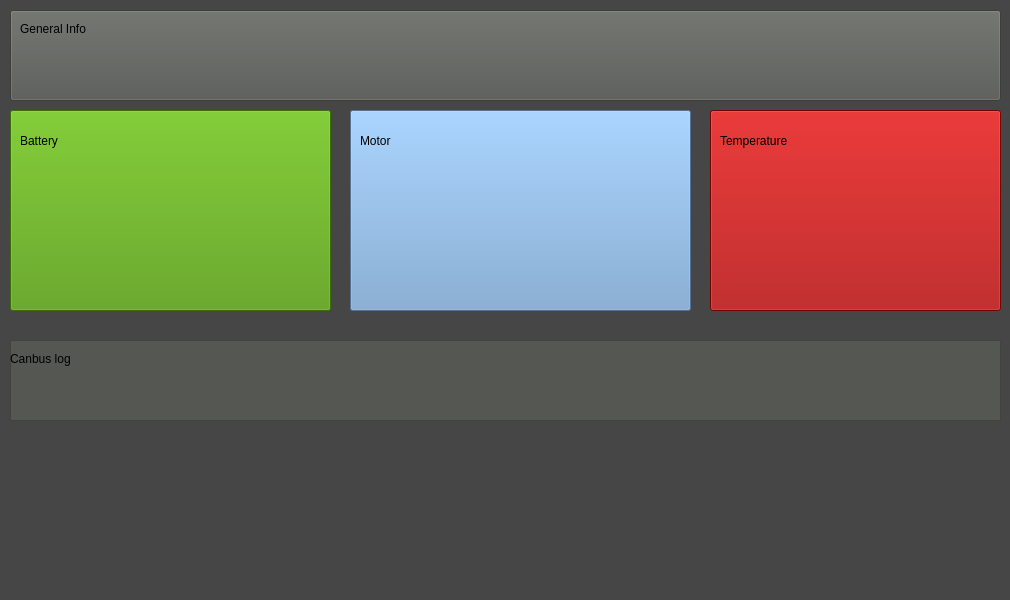
Before: the Qt Designer form apps/hpowerscreenV1/mainwindow.ui in GiovanniRaseraF/santoka_qt, drawn with Qt 5.
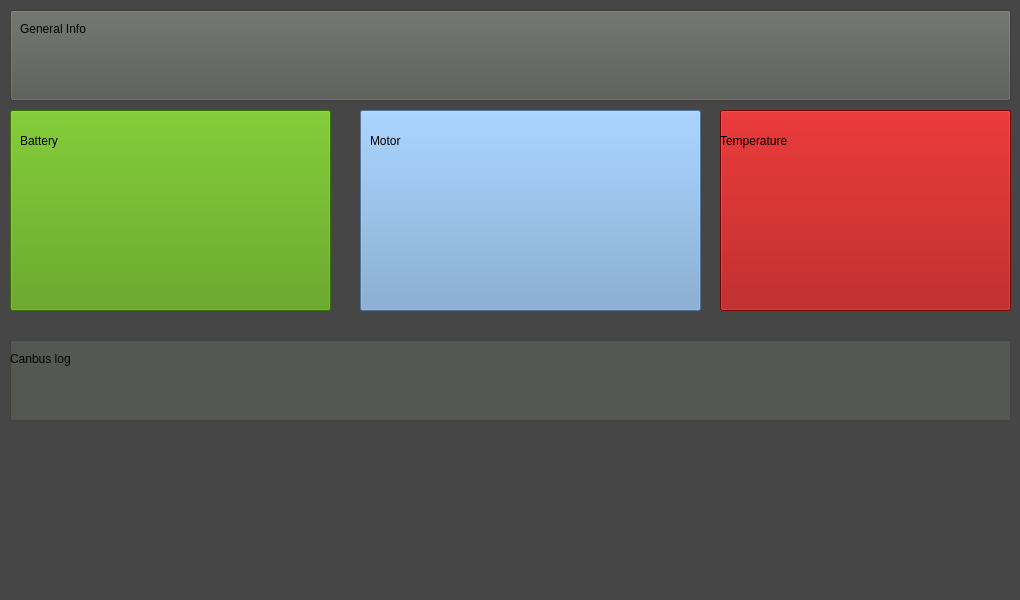
After: the same form once the commit is applied. Icons and pictures are not drawn.

The edit to the form file:
```diff
--- a/apps/hpowerscreenV1/mainwindow.ui
+++ b/apps/hpowerscreenV1/mainwindow.ui
@@ -6,7 +6,7 @@
    <rect>
     <x>0</x>
     <y>0</y>
-    <width>1010</width>
+    <width>1020</width>
     <height>600</height>
    </rect>
   </property>
@@ -50,7 +50,7 @@
    <widget class="QPushButton" name="pb_motor">
     <property name="geometry">
      <rect>
-      <x>350</x>
+      <x>360</x>
       <y>110</y>
       <width>341</width>
       <height>201</height>
@@ -67,7 +67,7 @@
    <widget class="QLabel" name="l_motor">
     <property name="geometry">
      <rect>
-      <x>360</x>
+      <x>370</x>
       <y>120</y>
       <width>101</width>
       <height>41</height>
@@ -99,7 +99,7 @@
    <widget class="QPushButton" name="pb_temperature">
     <property name="geometry">
      <rect>
-      <x>710</x>
+      <x>720</x>
       <y>110</y>
       <width>291</width>
       <height>201</height>
@@ -131,7 +131,7 @@
      <rect>
       <x>10</x>
       <y>340</y>
-      <width>991</width>
+      <width>1001</width>
       <height>81</height>
      </rect>
     </property>
@@ -144,7 +144,7 @@
      <rect>
       <x>10</x>
       <y>10</y>
-      <width>991</width>
+      <width>1001</width>
       <height>91</height>
      </rect>
     </property>
```
